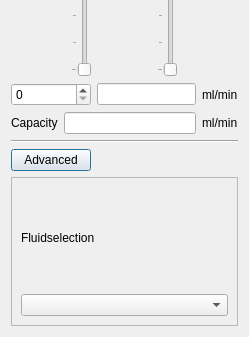
Old version of the form ui/flowchannel.ui in the repository ArJKloek/FlowControl; both pictures show x 0 to 249 and y 282 to 619 of the 249 by 619 pixel window.
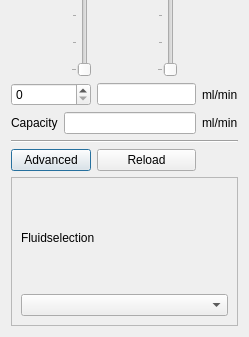
New version of the form.

Commit message: Meter seperatie UI

Diff of the .ui file:
```diff
--- a/ui/flowchannel.ui
+++ b/ui/flowchannel.ui
@@ -271,6 +271,13 @@
      </property>
     </widget>
    </item>
+   <item row="13" column="2">
+    <widget class="QPushButton" name="pb_reload">
+     <property name="text">
+      <string>Reload</string>
+     </property>
+    </widget>
+   </item>
   </layout>
  </widget>
  <resources/>
```
The commit also changes 2 other files.
